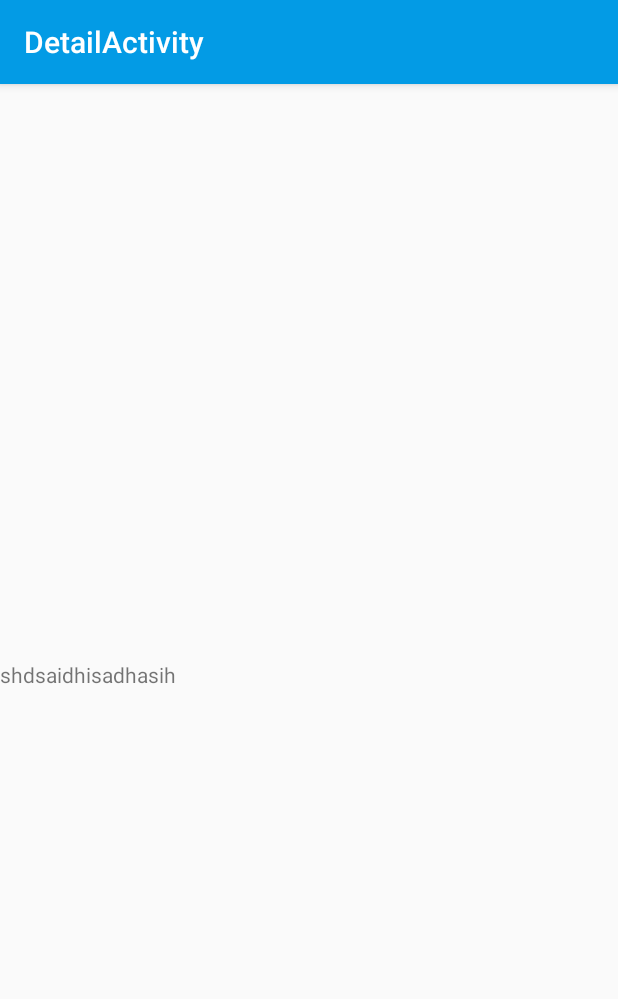
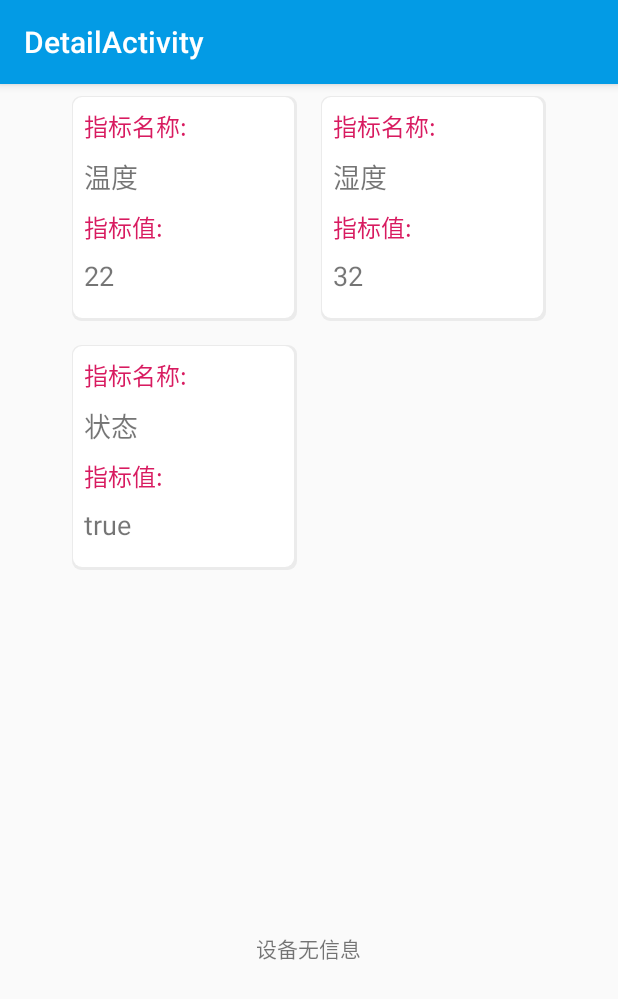
Before and after one commit to xsj321/SmartNeighborhood, an Android app: the DetailActivity screen opened directly, with no data from a screen before it, on a phone screen of 412 x 824 dp. Shown: the top 999 px of the screen. Run offline under Robolectric (Android 15) with nearby library versions, the phone set to English and light mode, and no system bars; 3 statements that could not run were skipped.

Commit message:
美化详情页的格式

```diff
--- a/app/src/main/AndroidManifest.xml
+++ b/app/src/main/AndroidManifest.xml
@@ -34,7 +34,10 @@
         <activity android:name=".Settings.settings" />
         <activity
             android:name=".View.login.LoginActivity"
-            android:label="@string/app_name"></activity>
+            android:label="@string/app_name">
+
+
+        </activity>
     </application>
 
 </manifest>
--- a/app/src/main/java/com/example/smartagriculture/DetailActivity.java
+++ b/app/src/main/java/com/example/smartagriculture/DetailActivity.java
@@ -28,7 +28,7 @@ public class DetailActivity extends AppCompatActivity {
         setContentView(R.layout.activity_detail);
         Toolbar toolbar = findViewById(R.id.toolbar);
         setSupportActionBar(toolbar);
-
+        toolbar.setTitle("设备详情页");
         Intent intent = getIntent();
         String comData = intent.getStringExtra("comData");
         List<Component> componentList = new ArrayList<>();
@@ -62,9 +62,13 @@ public class DetailActivity extends AppCompatActivity {
             }
         });
 
-        Log.d("列表",componentList.get(1).getComponentName());
+//        Log.d("列表",componentList.get(1).getComponentName());
 
-        DeviceDetailAdapter deviceDetailAdapter = new DeviceDetailAdapter(componentList, this);
+        List<Component> testList = new ArrayList<>();
+        testList.add(new Component("温度","int","22"));
+        testList.add(new Component("湿度","int","32"));
+        testList.add(new Component("状态","boolean","true"));
+        DeviceDetailAdapter deviceDetailAdapter = new DeviceDetailAdapter(testList, this);
 
         RecyclerView deviceList  = findViewById(R.id.device_all_info);
         deviceList.setLayoutManager(new GridLayoutManager(this,2));
--- a/app/src/main/res/layout/activity_home_page.xml
+++ b/app/src/main/res/layout/activity_home_page.xml
@@ -91,7 +91,7 @@
                         style="@style/watcher"
                         android:layout_height="match_parent"
                         android:layout_weight="1"
-                        tools:text="25"/>
+                        android:text="25"/>
                     <TextView
                         android:layout_width="0dp"
                         style="@style/watcher"
@@ -129,7 +129,7 @@
                         style="@style/watcher"
                         android:layout_height="match_parent"
                         android:layout_weight="1"
-                        tools:text="68"/>
+                        android:text="68"/>
                     <TextView
                         android:layout_width="0dp"
                         style="@style/watcher"
@@ -166,7 +166,7 @@
                         style="@style/watcher"
                         android:layout_height="match_parent"
                         android:layout_weight="2"
-                        tools:text="优"/>
+                        android:text="优"/>
                 </LinearLayout>
             </LinearLayout>
 
--- a/app/src/main/res/layout/content_detail.xml
+++ b/app/src/main/res/layout/content_detail.xml
@@ -5,10 +5,10 @@
     android:layout_width="match_parent"
     android:layout_height="match_parent"
     android:orientation="vertical"
+    android:gravity="center_horizontal"
     >
     <android.support.v7.widget.RecyclerView
-
-        android:layout_width="match_parent"
+        android:layout_width="wrap_content"
         android:layout_height="match_parent"
         android:id="@+id/device_all_info"
         android:layout_weight="1"
@@ -18,10 +18,13 @@
     <LinearLayout
         android:layout_width="match_parent"
         android:layout_height="match_parent"
+        android:orientation="vertical"
+        android:gravity="center"
         android:layout_weight="1">
+
         <TextView
             android:layout_width="wrap_content"
             android:layout_height="wrap_content"
-            android:text="shdsaidhisadhasih"/>
+            android:text="设备无信息"/>
     </LinearLayout>
 </LinearLayout>
--- a/app/src/main/res/layout/device_detail_list_item.xml
+++ b/app/src/main/res/layout/device_detail_list_item.xml
@@ -2,9 +2,12 @@
 <LinearLayout
     xmlns:android="http://schemas.android.com/apk/res/android"
     xmlns:tools="http://schemas.android.com/tools"
-    android:layout_width="100dp"
-    android:layout_height="100dp"
+    android:layout_width="150dp"
+    android:layout_height="150dp"
     android:orientation="vertical"
+    android:padding="8dp"
+    android:layout_margin="8dp"
+    android:background="@drawable/login_text_background"
     >
 
     <TextView
@@ -14,22 +17,27 @@
         android:text="指标名称: " />
 
     <TextView
+        android:layout_marginTop="8dp"
         android:layout_width="wrap_content"
         android:layout_height="wrap_content"
         android:id="@+id/value_name"
+        android:textSize="18sp"
         tools:text="温度"/>
 
 
     <TextView
+        android:layout_marginTop="8dp"
         android:text="指标值: "
         style="@style/device_detail_item_text"
         android:layout_width="wrap_content"
         android:layout_height="wrap_content"/>
 
     <TextView
+        android:layout_marginTop="8dp"
         android:layout_width="wrap_content"
         android:layout_height="wrap_content"
         android:id="@+id/value_value"
+        android:textSize="18sp"
         tools:text="32"/>
 
 
--- a/app/src/main/res/values/strings.xml
+++ b/app/src/main/res/values/strings.xml
@@ -1,5 +1,5 @@
 <resources>
-    <string name="app_name">掌上社区管理</string>
+    <string name="app_name">掌上园区管理</string>
     <!-- Strings related to login -->
     <string name="prompt_email">电子邮箱</string>
     <string name="prompt_password">密码</string>
@@ -64,7 +64,7 @@
     <string name="temperature">温度</string>
     <string name="humidity">湿度</string>
     <string name="air_smoke">烟雾浓度</string>
-    <string name="login_sub_title">掌上园区管理，安全与速度并存</string>
+    <string name="login_sub_title">掌上园区管理，省心更放心</string>
     <string name="title_activity_detail">DetailActivity</string>
     <!-- Strings used for fragments for navigation -->
     <string name="first_fragment_label">First Fragment</string>
```
